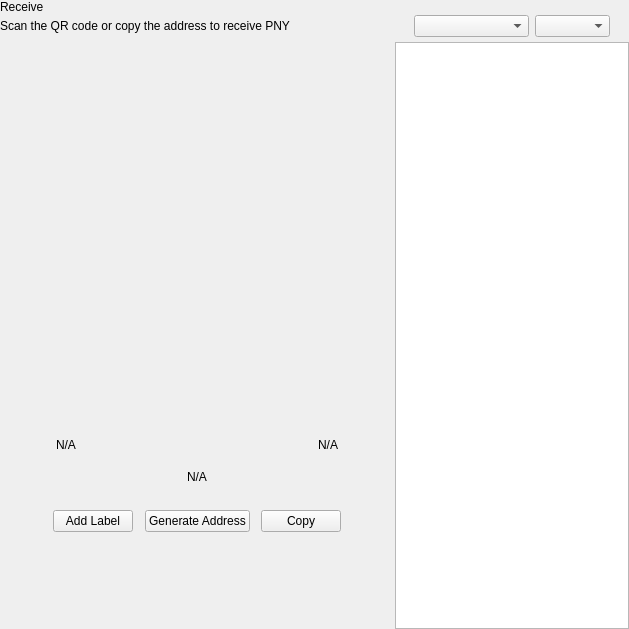
This is src/qt/pny/forms/receivewidget.ui in decenomy/PNY as Qt 5 draws it before an edit. The edited form follows.
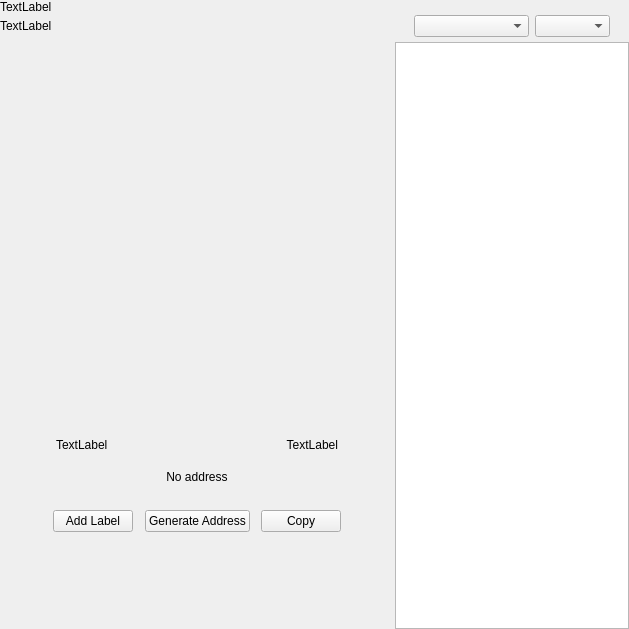
This is the edited form. Custom widgets are drawn as their Qt base class.

```diff
--- a/src/qt/pny/forms/receivewidget.ui
+++ b/src/qt/pny/forms/receivewidget.ui
@@ -71,14 +71,14 @@
             <item>
              <widget class="QLabel" name="labelTitle">
               <property name="text">
-               <string>Receive</string>
+               <string>TextLabel</string>
               </property>
              </widget>
             </item>
             <item alignment="Qt::AlignTop">
              <widget class="QLabel" name="labelSubtitle1">
               <property name="text">
-               <string>Scan the QR code or copy the address to receive PNY</string>
+               <string>TextLabel</string>
               </property>
              </widget>
             </item>
@@ -190,7 +190,7 @@
               <item>
                <widget class="QLabel" name="labelLabel">
                 <property name="text">
-                 <string notr="true">N/A</string>
+                 <string>TextLabel</string>
                 </property>
                </widget>
               </item>
@@ -210,7 +210,7 @@
               <item>
                <widget class="QLabel" name="labelDate">
                 <property name="text">
-                 <string notr="true">N/A</string>
+                 <string>TextLabel</string>
                 </property>
                 <property name="alignment">
                  <set>Qt::AlignRight|Qt::AlignTrailing|Qt::AlignVCenter</set>
@@ -235,7 +235,7 @@
               </size>
              </property>
              <property name="text">
-              <string notr="true">N/A</string>
+              <string>No address</string>
              </property>
              <property name="alignment">
               <set>Qt::AlignCenter</set>
```
